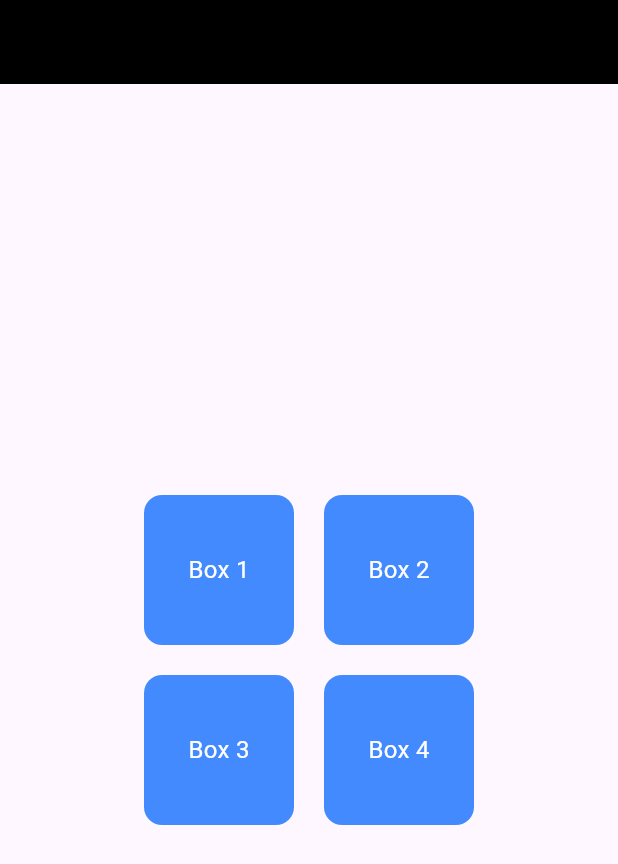
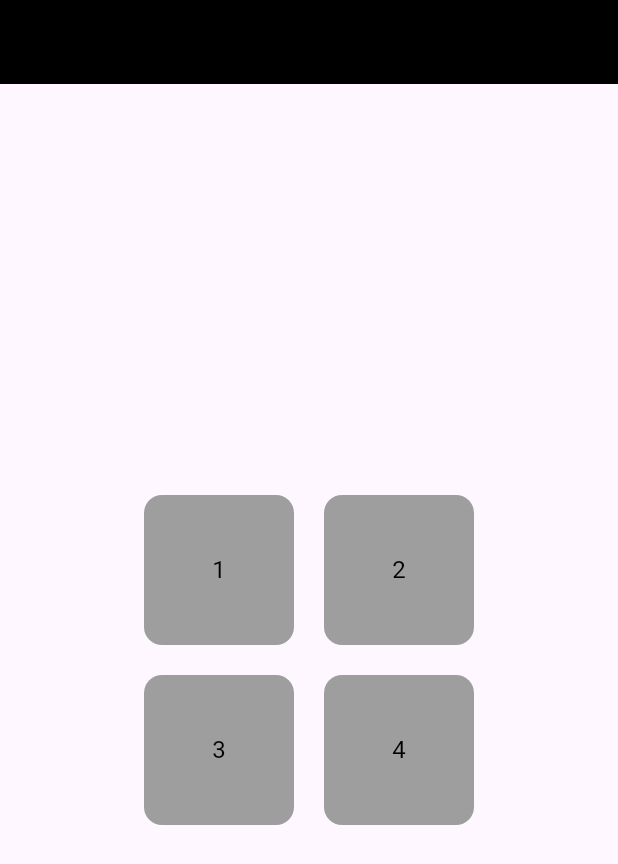
Before and after one commit to Ahado00/first_flutter_project, a Flutter app: the screen it shows after launch, on a phone screen of 412 x 824 dp. Shown: the top 864 px of the screen. Run offline on Flutter 3.47's test engine with Material 3 defaults, Android fonts, the phone set to English and light mode, and no system bars.

Commit message:
update colors

```diff
--- a/lib/main.dart
+++ b/lib/main.dart
@@ -40,18 +40,18 @@ class _MyHomePageState extends State<MyHomePage> {
             Row(
               mainAxisAlignment: MainAxisAlignment.center,
               children: [
-                buildBox('Box 1'),
+                buildBox('1'),
                 const SizedBox(width: 20),
-                buildBox('Box 2'),
+                buildBox('2'),
               ],
             ),
             const SizedBox(height: 20),
             Row(
               mainAxisAlignment: MainAxisAlignment.center,
               children: [
-                buildBox('Box 3'),
+                buildBox('3'),
                 const SizedBox(width: 20),
-                buildBox('Box 4'),
+                buildBox('4'),
               ],
             ),
           ],
@@ -65,13 +65,13 @@ class _MyHomePageState extends State<MyHomePage> {
       width: 100,
       height: 100,
       decoration: BoxDecoration(
-        color: Colors.blueAccent,
+        color: Colors.grey,
         borderRadius: BorderRadius.circular(12),
       ),
       child: Center(
         child: Text(
           label,
-          style: const TextStyle(color: Colors.white, fontSize: 16),
+          style: const TextStyle(color: Colors.black, fontSize: 16),
         ),
       ),
     );
```
